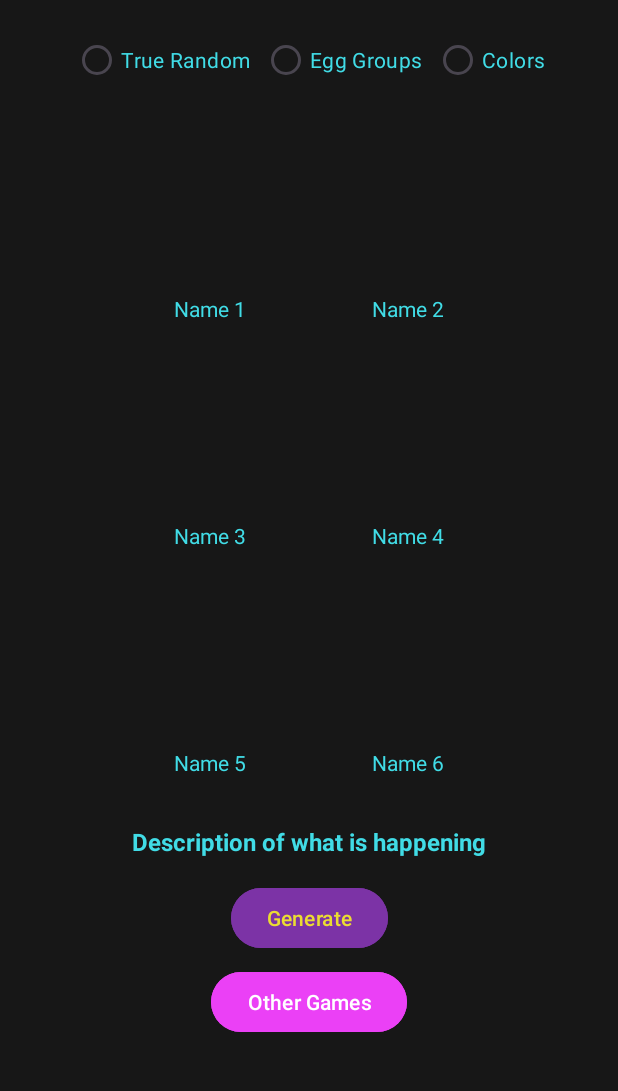
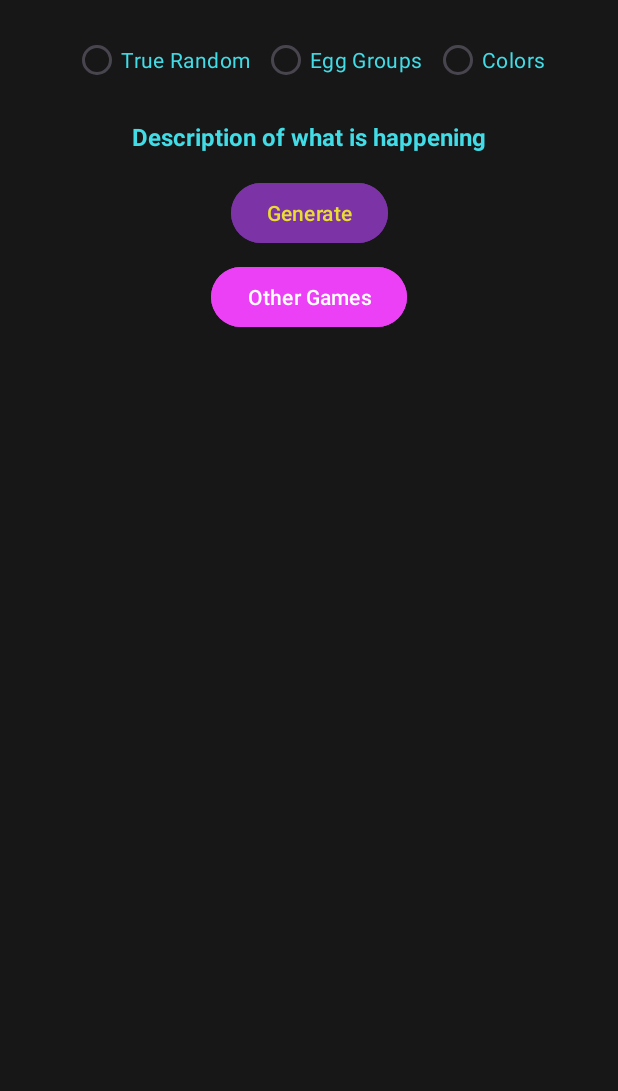
Before and after one commit to weolins/pokemon-generator, an Android app: the screen it shows after launch (MainActivity), on a phone screen of 412 x 824 dp, the part 96-1187 px from its top. Run offline under Robolectric (Android 15) with nearby library versions, the phone set to English and light mode, and no system bars; our stand-ins replace CircleImageView, navigation-ui; pictures from the network do not load; Roboto replaces fonts that are not available here.

Commit message:
Made the empty grid invisible

```diff
--- a/app/src/main/java/com/example/pokeo/FirstFragment.java
+++ b/app/src/main/java/com/example/pokeo/FirstFragment.java
@@ -5,6 +5,7 @@ import android.view.LayoutInflater;
 import android.view.View;
 import android.view.ViewGroup;
 import android.widget.Button;
+import android.widget.GridLayout;
 import android.widget.RadioButton;
 import android.widget.RadioGroup;
 import android.widget.TextView;
@@ -38,6 +39,7 @@ public class FirstFragment extends Fragment {
     private RadioGroup radioGroup;
     private TextView textViewDesc;
     private RadioButton radioSexTeam;
+    private GridLayout gridLayout;
     private List<Integer> imageViewIds = List.of(
             R.id.poke1, R.id.poke2, R.id.poke3, R.id.poke4, R.id.poke5, R.id.poke6
     );
@@ -53,6 +55,7 @@ public class FirstFragment extends Fragment {
         textViewDesc = view.findViewById(R.id.textview_desc);
         radioSexTeam = view.findViewById(R.id.radio_steam);
         Button generateButton = view.findViewById(R.id.button_generate);
+        gridLayout = view.findViewById(R.id.pokemon_grid);
 
         generateButton.setOnClickListener(v -> {
             int selectedId = radioGroup.getCheckedRadioButtonId();
@@ -76,6 +79,7 @@ public class FirstFragment extends Fragment {
         if (unlocker == 3) {
             radioSexTeam.setVisibility(View.VISIBLE);
         }
+
         new Thread(new Runnable() {
             @Override
             public void run() {
@@ -118,8 +122,12 @@ public class FirstFragment extends Fragment {
 
                 if (pokemonList != null) {
                     final List<Pokemon> finalPokemonList = pokemonList;
-                    requireActivity().runOnUiThread(() -> updatePokemonUI(finalPokemonList));
+                    requireActivity().runOnUiThread(() -> {
+                        updatePokemonUI(finalPokemonList);
+                        gridLayout.setVisibility(View.VISIBLE); // Move this here
+                    });
                 }
+
             }
         }).start();
     }
--- a/app/src/main/res/layout/fragment_first.xml
+++ b/app/src/main/res/layout/fragment_first.xml
@@ -70,7 +70,8 @@
             android:layout_marginTop="16dp"
             app:layout_constraintStart_toStartOf="parent"
             app:layout_constraintEnd_toEndOf="parent"
-            app:layout_constraintTop_toBottomOf="@id/radio_group">
+            app:layout_constraintTop_toBottomOf="@id/radio_group"
+            android:visibility="gone">
 
             <!-- Pokemon 1 -->
             <LinearLayout
```
